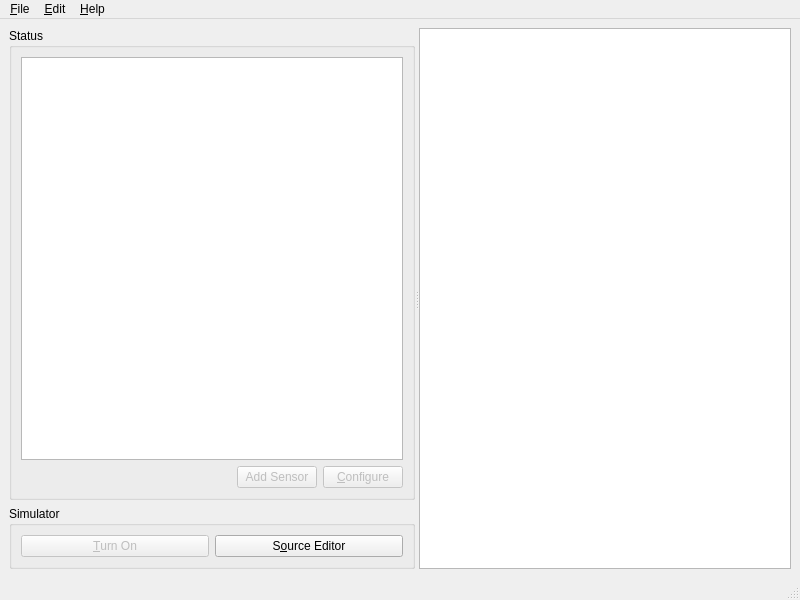
simmiyoung/robotqt, file src/ui/robotqt.ui: the form before one commit.
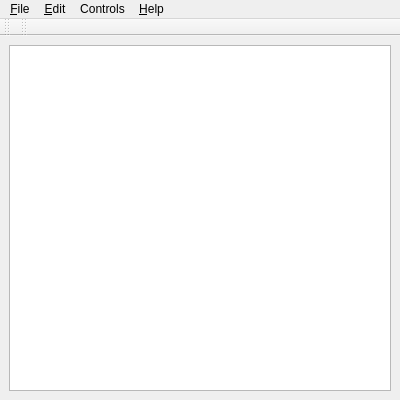
The form after the commit. Icons and pictures are not drawn.

The edit to the form file:
```diff
--- a/src/ui/robotqt.ui
+++ b/src/ui/robotqt.ui
@@ -6,10 +6,16 @@
    <rect>
     <x>0</x>
     <y>0</y>
-    <width>800</width>
-    <height>600</height>
+    <width>400</width>
+    <height>400</height>
    </rect>
   </property>
+  <property name="minimumSize">
+   <size>
+    <width>400</width>
+    <height>400</height>
+   </size>
+  </property>
   <property name="windowTitle">
    <string>RobotQt - Robot Simulation</string>
   </property>
@@ -19,187 +25,9 @@
    </iconset>
   </property>
   <widget class="QWidget" name="centralwidget">
-   <layout class="QGridLayout" name="gridLayout_2">
+   <layout class="QGridLayout" name="gridLayout">
     <item row="0" column="0">
-     <widget class="QSplitter" name="splitter">
-      <property name="orientation">
-       <enum>Qt::Horizontal</enum>
-      </property>
-      <widget class="QWidget" name="layoutWidget">
-       <layout class="QVBoxLayout" name="verticalLayout">
-        <item>
-         <widget class="QGroupBox" name="groupBox">
-          <property name="title">
-           <string>Status</string>
-          </property>
-          <layout class="QGridLayout" name="gridLayout">
-           <item row="1" column="2">
-            <widget class="QPushButton" name="configureButton">
-             <property name="enabled">
-              <bool>false</bool>
-             </property>
-             <property name="toolTip">
-              <string>Configure current object</string>
-             </property>
-             <property name="statusTip">
-              <string>Configure current object</string>
-             </property>
-             <property name="whatsThis">
-              <string>Configure current object</string>
-             </property>
-             <property name="text">
-              <string>&amp;Configure</string>
-             </property>
-             <property name="shortcut">
-              <string>Ctrl+Shift+C</string>
-             </property>
-            </widget>
-           </item>
-           <item row="1" column="0">
-            <spacer name="horizontalSpacer">
-             <property name="orientation">
-              <enum>Qt::Horizontal</enum>
-             </property>
-             <property name="sizeHint" stdset="0">
-              <size>
-               <width>40</width>
-               <height>20</height>
-              </size>
-             </property>
-            </spacer>
-           </item>
-           <item row="0" column="0" colspan="3">
-            <widget class="QTableWidget" name="tableWidget">
-             <property name="editTriggers">
-              <set>QAbstractItemView::NoEditTriggers</set>
-             </property>
-             <property name="iconSize">
-              <size>
-               <width>48</width>
-               <height>48</height>
-              </size>
-             </property>
-             <property name="showGrid">
-              <bool>false</bool>
-             </property>
-             <property name="columnCount">
-              <number>1</number>
-             </property>
-             <attribute name="horizontalHeaderVisible">
-              <bool>false</bool>
-             </attribute>
-             <attribute name="horizontalHeaderDefaultSectionSize">
-              <number>245</number>
-             </attribute>
-             <attribute name="horizontalHeaderMinimumSectionSize">
-              <number>100</number>
-             </attribute>
-             <attribute name="verticalHeaderVisible">
-              <bool>false</bool>
-             </attribute>
-             <attribute name="verticalHeaderDefaultSectionSize">
-              <number>48</number>
-             </attribute>
-             <attribute name="verticalHeaderMinimumSectionSize">
-              <number>48</number>
-             </attribute>
-             <attribute name="verticalHeaderVisible">
-              <bool>false</bool>
-             </attribute>
-             <attribute name="verticalHeaderDefaultSectionSize">
-              <number>48</number>
-             </attribute>
-             <attribute name="horizontalHeaderVisible">
-              <bool>false</bool>
-             </attribute>
-             <attribute name="horizontalHeaderMinimumSectionSize">
-              <number>100</number>
-             </attribute>
-             <attribute name="verticalHeaderMinimumSectionSize">
-              <number>48</number>
-             </attribute>
-             <attribute name="horizontalHeaderDefaultSectionSize">
-              <number>245</number>
-             </attribute>
-             <column/>
-            </widget>
-           </item>
-           <item row="1" column="1">
-            <widget class="QPushButton" name="sensorAddButton">
-             <property name="enabled">
-              <bool>false</bool>
-             </property>
-             <property name="toolTip">
-              <string>Add a new Sensor</string>
-             </property>
-             <property name="statusTip">
-              <string>Add a new Sensor</string>
-             </property>
-             <property name="whatsThis">
-              <string>Add a new Sensor</string>
-             </property>
-             <property name="text">
-              <string>Add Sensor</string>
-             </property>
-            </widget>
-           </item>
-          </layout>
-         </widget>
-        </item>
-        <item>
-         <widget class="QGroupBox" name="groupBox_2">
-          <property name="title">
-           <string>Simulator</string>
-          </property>
-          <layout class="QHBoxLayout" name="horizontalLayout">
-           <item>
-            <widget class="QPushButton" name="simulatorOnOffButton">
-             <property name="enabled">
-              <bool>false</bool>
-             </property>
-             <property name="toolTip">
-              <string>Turn On the simulator</string>
-             </property>
-             <property name="statusTip">
-              <string>Turn On the simulator</string>
-             </property>
-             <property name="whatsThis">
-              <string>Turn On the simulator</string>
-             </property>
-             <property name="text">
-              <string>&amp;Turn On</string>
-             </property>
-             <property name="shortcut">
-              <string>Ctrl+T</string>
-             </property>
-            </widget>
-           </item>
-           <item>
-            <widget class="QPushButton" name="sourceButton">
-             <property name="toolTip">
-              <string>Open Source Editor</string>
-             </property>
-             <property name="statusTip">
-              <string>Open Source Editor</string>
-             </property>
-             <property name="whatsThis">
-              <string>Open Source Editor</string>
-             </property>
-             <property name="text">
-              <string>S&amp;ource Editor</string>
-             </property>
-             <property name="shortcut">
-              <string>Ctrl+Shift+O</string>
-             </property>
-            </widget>
-           </item>
-          </layout>
-         </widget>
-        </item>
-       </layout>
-      </widget>
-      <widget class="QGraphicsView" name="simulatorGraphicsView"/>
-     </widget>
+     <widget class="QGraphicsView" name="graphicsView"/>
     </item>
    </layout>
   </widget>
@@ -208,7 +36,7 @@
     <rect>
      <x>0</x>
      <y>0</y>
-     <width>800</width>
+     <width>400</width>
      <height>22</height>
     </rect>
    </property>
@@ -236,11 +64,41 @@
     </property>
     <addaction name="actionAboutRobotQt"/>
    </widget>
+   <widget class="QMenu" name="menuControls">
+    <property name="title">
+     <string>Controls</string>
+    </property>
+    <addaction name="actionPlay"/>
+    <addaction name="actionPause"/>
+    <addaction name="actionStop"/>
+   </widget>
    <addaction name="menuFile"/>
    <addaction name="menuEdit"/>
+   <addaction name="menuControls"/>
    <addaction name="menu_Help"/>
   </widget>
-  <widget class="QStatusBar" name="statusbar"/>
+  <widget class="QToolBar" name="fileToolBar">
+   <property name="windowTitle">
+    <string>toolBar</string>
+   </property>
+   <attribute name="toolBarArea">
+    <enum>TopToolBarArea</enum>
+   </attribute>
+   <attribute name="toolBarBreak">
+    <bool>false</bool>
+   </attribute>
+  </widget>
+  <widget class="QToolBar" name="controlToolBar">
+   <property name="windowTitle">
+    <string>toolBar_2</string>
+   </property>
+   <attribute name="toolBarArea">
+    <enum>TopToolBarArea</enum>
+   </attribute>
+   <attribute name="toolBarBreak">
+    <bool>false</bool>
+   </attribute>
+  </widget>
   <action name="actionQuit">
    <property name="text">
     <string>&amp;Quit</string>
```
Left out of the diff: 170 changed lines with no effect on the pictures.
